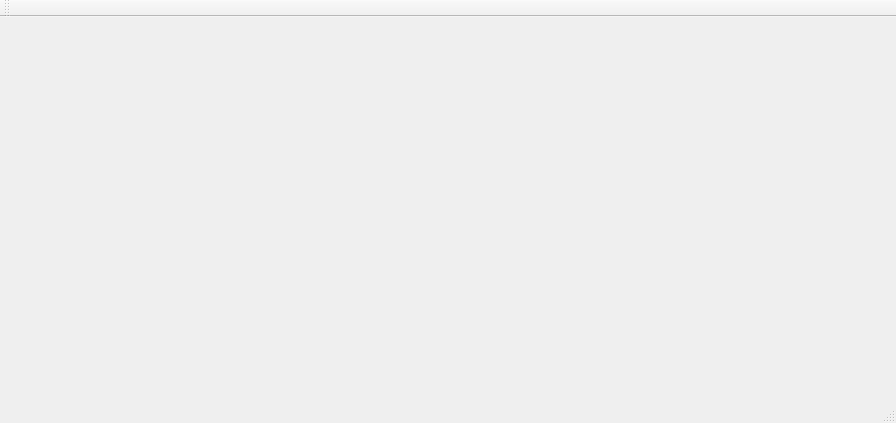
Old version of the form Pi/pi_AR/mainwindow.ui in the repository OATOMO/atom_AR.
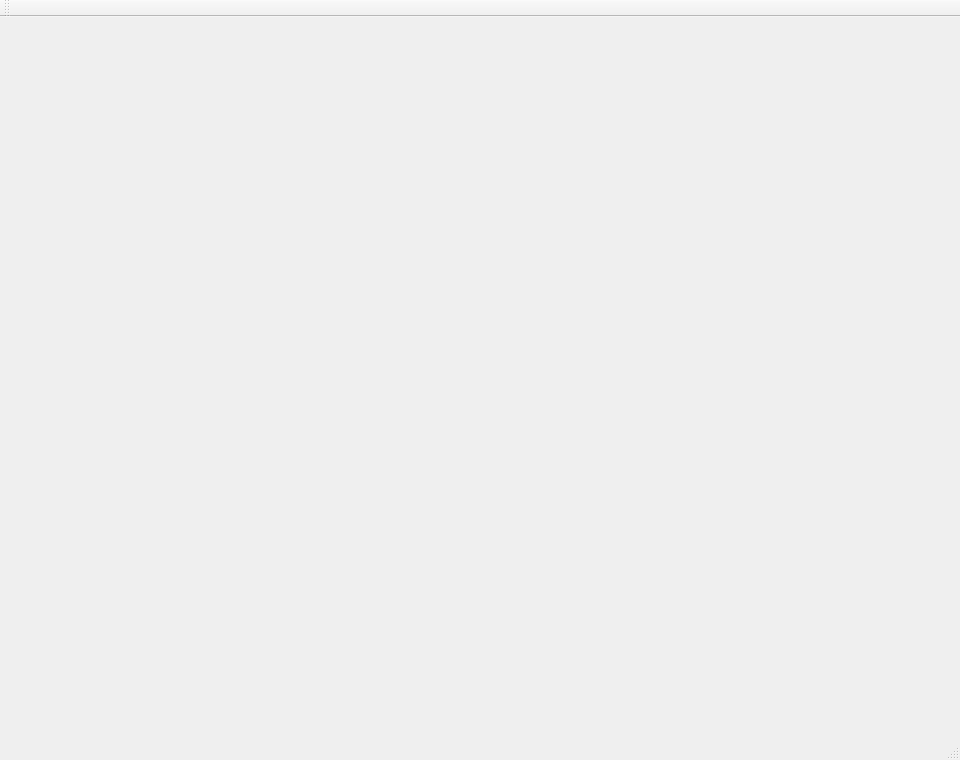
New version of the form. Custom widgets are drawn as their Qt base class.

Diff of the .ui file:
```diff
--- a/Pi/pi_AR/mainwindow.ui
+++ b/Pi/pi_AR/mainwindow.ui
@@ -6,14 +6,25 @@
    <rect>
     <x>0</x>
     <y>0</y>
-    <width>896</width>
-    <height>423</height>
+    <width>960</width>
+    <height>760</height>
    </rect>
   </property>
   <property name="windowTitle">
    <string>MainWindow</string>
   </property>
-  <widget class="QWidget" name="centralWidget"/>
+  <widget class="QWidget" name="centralWidget">
+   <widget class="myGL" name="widget" native="true">
+    <property name="geometry">
+     <rect>
+      <x>10</x>
+      <y>0</y>
+      <width>640</width>
+      <height>480</height>
+     </rect>
+    </property>
+   </widget>
+  </widget>
   <widget class="QMenuBar" name="menuBar">
    <property name="geometry">
     <rect>
@@ -35,6 +46,14 @@
   <widget class="QStatusBar" name="statusBar"/>
  </widget>
  <layoutdefault spacing="6" margin="11"/>
+ <customwidgets>
+  <customwidget>
+   <class>myGL</class>
+   <extends>QWidget</extends>
+   <header>mygl.h</header>
+   <container>1</container>
+  </customwidget>
+ </customwidgets>
  <resources/>
  <connections/>
 </ui>
```
Left out of the diff: 2 changed lines with no effect on the pictures.
